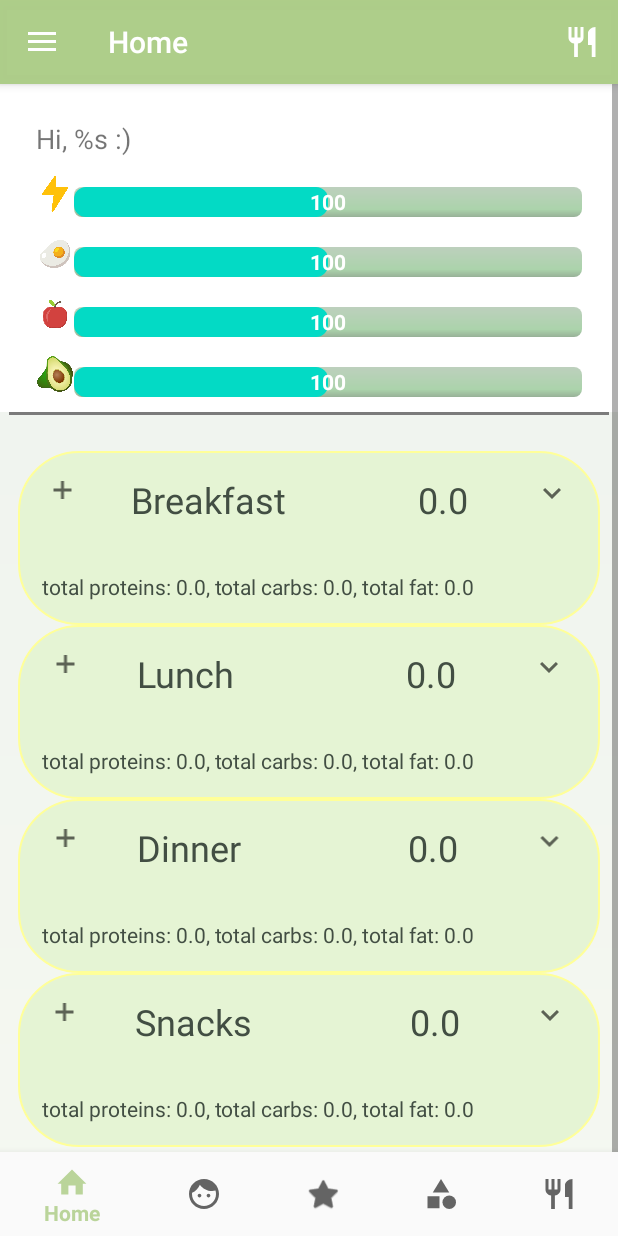
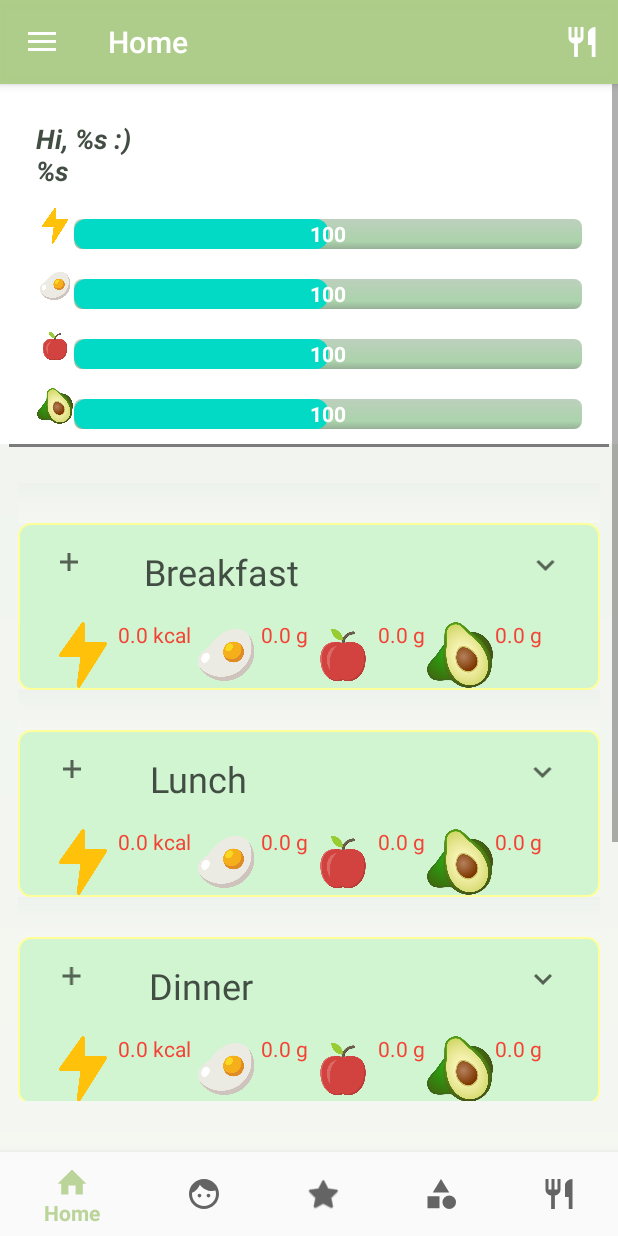
Before and after one commit to KateJud/count_calories2, an Android app: the HomeFragment screen opened directly, with no data from a screen before it, on a phone screen of 412 x 824 dp. Run offline under Robolectric (Android 15) with nearby library versions, the phone set to English and light mode, and no system bars; our stand-ins replace navigation-ui; libraries missing offline, so code that uses them is left out: com.facebook.stetho; 14 statements that could not run were skipped.

Commit message:
idioms done

```diff
--- a/app/src/main/java/com/example/dietstram/ui/home/HomeFragment.java
+++ b/app/src/main/java/com/example/dietstram/ui/home/HomeFragment.java
@@ -1,12 +1,10 @@
 package com.example.dietstram.ui.home;
 
 import android.app.AlertDialog;
-import android.content.ContentUris;
 import android.content.Context;
 import android.content.DialogInterface;
 import android.content.res.ColorStateList;
 import android.database.Cursor;
-import android.os.Build;
 import android.os.Bundle;
 import android.text.Editable;
 import android.text.TextWatcher;
@@ -20,10 +18,9 @@ import android.view.View;
 import android.view.ViewGroup;
 import android.widget.Button;
 import android.widget.EditText;
-import android.widget.HeaderViewListAdapter;
 import android.widget.ImageButton;
 import android.widget.ImageView;
-import android.widget.PopupMenu;
+import android.widget.LinearLayout;
 import android.widget.PopupWindow;
 import android.widget.ProgressBar;
 import android.widget.TableLayout;
@@ -33,7 +30,6 @@ import android.widget.Toast;
 
 import androidx.annotation.NonNull;
 import androidx.annotation.Nullable;
-import androidx.annotation.RequiresApi;
 import androidx.core.content.ContextCompat;
 import androidx.fragment.app.Fragment;
 import androidx.fragment.app.FragmentManager;
@@ -41,10 +37,10 @@ import androidx.lifecycle.ViewModelProviders;
 
 import com.example.dietstram.DBAdapter;
 import com.example.dietstram.DBSetupInsert;
+import com.example.dietstram.Idioms;
 import com.example.dietstram.MainActivity;
 import com.example.dietstram.R;
 import com.example.dietstram.ui.add_food.AddFoodToDiaryFragment;
-import com.example.dietstram.ui.food.FoodFragment;
 
 import java.text.DateFormat;
 import java.text.SimpleDateFormat;
@@ -122,10 +118,10 @@ public class HomeFragment extends Fragment {
     private void setAllWidgets() {
 
         //Progress bar
-         progressBarEnergy= getView().findViewById(R.id.progressBarEnergy);
-       progressBarProtein= getView().findViewById(R.id.progressBarProtein);
-        progressBarCarbs= getView().findViewById(R.id.progressBarCarbs);
-         progressBarFat= getView().findViewById(R.id.progressBarFat);
+        progressBarEnergy = getView().findViewById(R.id.progressBarEnergy);
+        progressBarProtein = getView().findViewById(R.id.progressBarProtein);
+        progressBarCarbs = getView().findViewById(R.id.progressBarCarbs);
+        progressBarFat = getView().findViewById(R.id.progressBarFat);
 
 
         textViewFoodName = getView().findViewById(R.id.textViewFoodName);
@@ -175,7 +171,8 @@ public class HomeFragment extends Fragment {
         Cursor cursor = db.select("users", fields, "_id", 1);
         if (cursor.getCount() != 0) {
             String userName = cursor.getString(0);
-            textViewHi.setText(String.format(getActivity().getString(R.string.hi), userName));
+            Idioms idioms=new Idioms();
+            textViewHi.setText(String.format(getActivity().getString(R.string.hi), userName,idioms.currentIdiom));
         }
         db.close();
 
@@ -365,12 +362,20 @@ public class HomeFragment extends Fragment {
 
             final String mealId = c.getString(0);
 
+            //Zero row (Grey Line View)
+            View view = new View(getActivity());
+            TableRow.LayoutParams viewParams = new TableRow.LayoutParams(ViewGroup.LayoutParams.WRAP_CONTENT, ViewGroup.LayoutParams.WRAP_CONTENT, 1f);
+
+            viewParams.height = 40;
+            view.setBackground(ContextCompat.getDrawable(getActivity(), R.drawable.bg_all));
+            tableLayoutMain.addView(view, viewParams);
+
+            /* Header : Row [Name+ button] + Row [LinearLayout] */
             final TableLayout tableLayoutHeaderStyle = new TableLayout(getActivity());
-            tableLayoutHeaderStyle.setBackground(getActivity().getDrawable(R.drawable.bg_meal_table));
+            tableLayoutHeaderStyle.setBackground(ContextCompat.getDrawable(getActivity(), R.drawable.bg_meal_table));
 
-//new ContextThemeWrapper(getActivity(), R.style.Widget_MyButtonAdd), null, 0
 
-            TableLayout tableLayoutHeader = new TableLayout(getActivity());
+            //First Row
             TableRow tableRowMealName = new TableRow(getActivity());
 
             /* Button */
@@ -401,32 +406,25 @@ public class HomeFragment extends Fragment {
                 }
             });
             tableRowMealName.addView(textViewMealName, textNameParams);
+            // //First Row
 
-            /* Kcal */
-            TableRow.LayoutParams textEnergyParams = new TableRow.LayoutParams(ViewGroup.LayoutParams.WRAP_CONTENT, ViewGroup.LayoutParams.WRAP_CONTENT, 1f);
-            TextView textViewEnergy = new TextView(new ContextThemeWrapper(getActivity(), R.style.Widget_TextViewBig), null, 0);
-            tableRowMealName.addView(textViewEnergy, textEnergyParams);
-
-            /* Total Fat,Protein,Carbs */
-            TableLayout tableLayoutSubHeader = new TableLayout(getActivity());
-            TableRow tableRowSubHeader = new TableRow(getActivity());
-
-            TableRow.LayoutParams textComponentsParams = new TableRow.LayoutParams(ViewGroup.LayoutParams.WRAP_CONTENT, ViewGroup.LayoutParams.WRAP_CONTENT, 1f);
-            TextView textViewComponents = new TextView(new ContextThemeWrapper(getActivity(), R.style.Widget_TextViewBigComponents), null, 0);
-
-            tableRowSubHeader.addView(textViewComponents, textComponentsParams);
-            tableLayoutSubHeader.addView(tableRowSubHeader);
+            //Second Row -- components total
+            TableRow.LayoutParams linearLayoutParams = new TableRow.LayoutParams(ViewGroup.LayoutParams.WRAP_CONTENT, ViewGroup.LayoutParams.WRAP_CONTENT, 1f);
+            linearLayoutParams.setMarginStart(100);
+            LinearLayout linearLayoutSubLine = new LinearLayout(getContext());
+            linearLayoutSubLine.setLayoutParams(linearLayoutParams);
 
             //Add table rows
             tableLayoutHeaderStyle.addView(tableRowMealName);
-            tableLayoutHeaderStyle.addView(tableLayoutSubHeader);
+            tableLayoutHeaderStyle.addView(linearLayoutSubLine, linearLayoutParams);
+            //  tableLayoutHeaderStyle.addView(tableLayoutSubHeader);
 
 //todo убрать при переходе на другой layout
 
             /* Sub table layout */
             final TableLayout tableLayoutSub = new TableLayout(getActivity());
-            tableLayoutSub.setBackground(getActivity().getDrawable(R.drawable.bf_meal_sub_table));
-            updateTableItems(mealId, tableLayoutSub, textViewEnergy, textViewComponents);
+            tableLayoutSub.setBackground(ContextCompat.getDrawable(getActivity(), R.drawable.bf_meal_sub_table));
+            updateTableItems(mealId, tableLayoutSub, linearLayoutSubLine);
 
             /* Button popUp  */
             TableRow.LayoutParams buttonMoreLessParams = new TableRow.LayoutParams(ViewGroup.LayoutParams.WRAP_CONTENT, ViewGroup.LayoutParams.WRAP_CONTENT, 1f);
@@ -614,7 +612,7 @@ public class HomeFragment extends Fragment {
 
 
     /* Update Table */
-    private void updateTableItems(String mealNumber, TableLayout tableLayout, TextView textViewEnergyX, TextView textViewComponents) {
+    private void updateTableItems(String mealNumber, TableLayout tableLayout, LinearLayout linearLayoutSubLineTotal) {
 
         DBAdapter db = getDbAdapter();
 
@@ -706,10 +704,6 @@ public class HomeFragment extends Fragment {
             //Variables from food_diary
             String fdId = cursorFd.getString(1);
 
-            String fdServingSizeGram = cursorFd.getString(2);
-            String fdServingSizeGramMeasurement = cursorFd.getString(3);
-            String fdServingSizePcs = cursorFd.getString(4);
-            String fdServingSizePcsMeasurement = cursorFd.getString(5);
             String fdEnergyCalculated = cursorFd.getString(6);
             String fdProteinCalculated = cursorFd.getString(7);
             String fdCarbsCalculated = cursorFd.getString(8);
@@ -728,31 +722,13 @@ public class HomeFragment extends Fragment {
             TableRow.LayoutParams params = new TableRow.LayoutParams(ViewGroup.LayoutParams.WRAP_CONTENT, ViewGroup.LayoutParams.WRAP_CONTENT, 1f);
             final TextView textViewName = new TextView(new ContextThemeWrapper(getActivity(), R.style.Widget_TextViewSimple), null, 0);
             textViewName.setText(foodName);
-            textViewName.setTextColor(getResources().getColor(R.color.login_form_details));
             tableRow.addView(textViewName, params);
 
-            //TextView Energy
-            TextView textViewEnergy = new TextView(new ContextThemeWrapper(getActivity(), R.style.Widget_TextViewSimple), null, 0);
-            textViewEnergy.setText(fdEnergyCalculated);
-            tableRow.addView(textViewEnergy);
-
-            //TextView Components
-            TableRow tableRowSub = new TableRow(getActivity());
-            tableRowSub.setLayoutParams(new TableLayout.LayoutParams(TableRow.LayoutParams.MATCH_PARENT, TableRow.LayoutParams.MATCH_PARENT));
-
-
-            TextView textViewSubLine = new TextView(new ContextThemeWrapper(getActivity(), R.style.Widget_TextViewSmallComponents), null, 0);
-            String subLine = String.format(getActivity().getString(R.string.components),
-                fdProteinCalculated,
-                fdCarbsCalculated,
-                fdFatCalculated);
-            textViewSubLine.setText(subLine);
-            TableRow subTableRow = new TableRow(getActivity());
-            subTableRow.addView(textViewSubLine);
+            LinearLayout linearLayoutSubLineFood = getSubLine(getContext(), fdEnergyCalculated, fdProteinCalculated, fdCarbsCalculated, fdFatCalculated);
 
 
             tableLayout.addView(tableRow);
-            tableLayout.addView(subTableRow);
+            tableLayout.addView(linearLayoutSubLineFood);
 
             tableRow.setOnClickListener(new View.OnClickListener() {
                 @Override
@@ -772,13 +748,9 @@ public class HomeFragment extends Fragment {
         }
 
         /* Total Fat,Protein,Carbs */
-        textViewComponents.setText(String.format(getActivity().getString(R.string.total_components),
-            String.valueOf(fdceEatenProteins),
-            String.valueOf(fdceEatenCarbs),
-            String.valueOf(fdceEatenFat)));
-
-        //Update view table
-        textViewEnergyX.setText("" + fdceEatenEnergy);
+        TableRow.LayoutParams linearLayoutParams = new TableRow.LayoutParams(ViewGroup.LayoutParams.WRAP_CONTENT, ViewGroup.LayoutParams.WRAP_CONTENT, 1f);
+        linearLayoutParams.setMarginStart(30);
+        linearLayoutSubLineTotal.addView(getSubLine(getContext(), String.valueOf(fdceEatenEnergy), String.valueOf(fdceEatenProteins), String.valueOf(fdceEatenCarbs), String.valueOf(fdceEatenFat)), linearLayoutParams);
 
         if (!fdceId.equals("-1")) {
             //TODO
@@ -892,7 +864,6 @@ public class HomeFragment extends Fragment {
     }
 
 
-    //TODO EDIT OR DELETE
     private void rowOnClickEditDeleteLine(String stringTableRowTextName) {
 
         //show edit button
@@ -1196,6 +1167,134 @@ public class HomeFragment extends Fragment {
         }
     }
 
+    LinearLayout getSubLine(Context context, String stringEnergy, String stringProtein, String stringCarbs, String stringFat) {
+
+        DBAdapter db = new DBAdapter(context);
+        db.open();
+        String[] fieldsGoal = {
+            "goal_energy_with_activity_and_diet",
+            "goal_energy_with_activity_and_diet",
+            "goal_energy_with_activity_and_diet",
+            "goal_energy_with_activity_and_diet",
+        };
+        Cursor cursorGoal = db.select("goal", fieldsGoal, "_id", 1);
+        String stringEnergyGoal = cursorGoal.getString(0);
+        String stringProteinGoal = cursorGoal.getString(1);
+        String stringCarbsGoal = cursorGoal.getString(2);
+        String stringFatGoal = cursorGoal.getString(3);
+        db.close();
+
+
+        LinearLayout linearLayout = new LinearLayout(context);
+
+        LinearLayout.LayoutParams imageParams = new LinearLayout.LayoutParams(LinearLayout.LayoutParams.FILL_PARENT, LinearLayout.LayoutParams.WRAP_CONTENT);
+        imageParams.height = 70;
+        imageParams.width = 70;
+        //imageParams.setMargins(10, 0, 0, 0);
+
+        //Energy
+        ImageView imageViewEnergy = new ImageView(context);
+        imageViewEnergy.setLayoutParams(imageParams);
+        imageViewEnergy.setImageResource(R.drawable.ic_energy);
+        TextView textViewEnergy = new TextView(context, null, R.style.Widget_TextViewSmallComponents);
+        textViewEnergy.setText(String.format(context.getResources().getString(R.string.format_kcal), stringEnergy));
+
+        //~300
+        if (Double.parseDouble(stringEnergy) * 8 < Double.parseDouble(stringEnergyGoal)) {
+            textViewEnergy.setTextColor(ColorStateList.valueOf(ContextCompat.getColor(context, R.color.my_green)));
+        } else if (Double.parseDouble(stringEnergy) * 4 < Double.parseDouble(stringEnergyGoal)) {
+            //~500
+            textViewEnergy.setTextColor(ColorStateList.valueOf(ContextCompat.getColor(context, R.color.my_yellow)));
+
+        } else {
+            //>500
+            textViewEnergy.setTextColor(ColorStateList.valueOf(ContextCompat.getColor(context, R.color.my_red)));
+
+        }
+
+        linearLayout.addView(imageViewEnergy);
+        linearLayout.addView(textViewEnergy);
+
+        // //Energy
+
+        //Protein
+        ImageView imageViewProtein = new ImageView(context);
+        imageViewProtein.setLayoutParams(imageParams);
+        imageViewProtein.setImageResource(R.drawable.ic_protein);
+        TextView textViewProtein = new TextView(context, null, R.style.Widget_TextViewSmallComponents);
+        textViewProtein.setText(String.format(context.getResources().getString(R.string.format_g), stringProtein));
+
+        //~300
+        if (Double.parseDouble(stringProtein) * 8 < Double.parseDouble(stringProteinGoal)) {
+            textViewProtein.setTextColor(ColorStateList.valueOf(ContextCompat.getColor(context, R.color.my_green)));
+        } else if (Double.parseDouble(stringProtein) * 4 < Double.parseDouble(stringProteinGoal)) {
+            //~500
+            textViewProtein.setTextColor(ColorStateList.valueOf(ContextCompat.getColor(context, R.color.my_yellow)));
+
+        } else {
+            //>500
+            textViewProtein.setTextColor(ColorStateList.valueOf(ContextCompat.getColor(context, R.color.my_red)));
+
+        }
+
+        linearLayout.addView(imageViewProtein);
+        linearLayout.addView(textViewProtein);
+
+        // //Protein
+
+        //Carbs
+        ImageView imageViewCarbs = new ImageView(context);
+        imageViewCarbs.setLayoutParams(imageParams);
+        imageViewCarbs.setImageResource(R.drawable.ic_carbs);
+        TextView textViewCarbs = new TextView(context, null, R.style.Widget_TextViewSmallComponents);
+        textViewCarbs.setText(String.format(context.getResources().getString(R.string.format_g), stringCarbs));
+
+        //~300
+        if (Double.parseDouble(stringCarbs) * 8 < Double.parseDouble(stringCarbsGoal)) {
+            textViewCarbs.setTextColor(ColorStateList.valueOf(ContextCompat.getColor(context, R.color.my_green)));
+        } else if (Double.parseDouble(stringCarbs) * 4 < Double.parseDouble(stringCarbsGoal)) {
+            //~500
+            textViewCarbs.setTextColor(ColorStateList.valueOf(ContextCompat.getColor(context, R.color.my_yellow)));
+
+        } else {
+            //>500
+            textViewCarbs.setTextColor(ColorStateList.valueOf(ContextCompat.getColor(context, R.color.my_red)));
+
+        }
+
+        linearLayout.addView(imageViewCarbs);
+        linearLayout.addView(textViewCarbs);
+
+        // //Carbs
+
+        //Fat
+        ImageView imageViewFat = new ImageView(context);
+        imageViewFat.setLayoutParams(imageParams);
+        imageViewFat.setImageResource(R.drawable.ic_fat);
+        TextView textViewFat = new TextView(context, null, R.style.Widget_TextViewSmallComponents);
+        textViewFat.setText(String.format(context.getResources().getString(R.string.format_g), stringFat));
+
+        //~300
+        if (Double.parseDouble(stringFat) * 8 < Double.parseDouble(stringFatGoal)) {
+            textViewFat.setTextColor(ColorStateList.valueOf(ContextCompat.getColor(context, R.color.my_green)));
+        } else if (Double.parseDouble(stringFat) * 4 < Double.parseDouble(stringFatGoal)) {
+            //~500
+            textViewFat.setTextColor(ColorStateList.valueOf(ContextCompat.getColor(context, R.color.my_yellow)));
+
+        } else {
+            //>500
+            textViewFat.setTextColor(ColorStateList.valueOf(ContextCompat.getColor(context, R.color.my_red)));
+
+        }
+
+        linearLayout.addView(imageViewFat);
+        linearLayout.addView(textViewFat);
+
+        // //Fat
+
+        return linearLayout;
+    }
+
     void updateUpperTable() {
 
         DBAdapter db = getDbAdapter();
@@ -1271,15 +1370,15 @@ public class HomeFragment extends Fragment {
             }
 
 
-            TextView textViewProgressEnergy=getView().findViewById(R.id.textViewProgressEnergy);
-            TextView textViewProgressProtein=getView().findViewById(R.id.textViewProgressProtein);
-            TextView textViewProgressCarbs=getView().findViewById(R.id.textViewProgressCarbs);
-            TextView textViewProgressFat=getView().findViewById(R.id.textViewProgressFat);
+            TextView textViewProgressEnergy = getView().findViewById(R.id.textViewProgressEnergy);
+            TextView textViewProgressProtein = getView().findViewById(R.id.textViewProgressProtein);
+            TextView textViewProgressCarbs = getView().findViewById(R.id.textViewProgressCarbs);
+            TextView textViewProgressFat = getView().findViewById(R.id.textViewProgressFat);
 
-            textViewProgressEnergy.setText(String.format(getActivity().getResources().getString(R.string.format_progres_kcal),stringGoalEnergy,stringEatenEnergy));
-            textViewProgressProtein.setText(String.format(getActivity().getResources().getString(R.string.format_progres_g),stringGoalProtein,stringEatenProtein));
-            textViewProgressCarbs.setText(String.format(getActivity().getResources().getString(R.string.format_progres_g),stringGoalCarbs,stringEatenCarbs));
-            textViewProgressFat.setText(String.format(getActivity().getResources().getString(R.string.format_progres_g),stringGoalFat,stringEatenFat));
+            textViewProgressEnergy.setText(String.format(getActivity().getResources().getString(R.string.format_progress_kcal), stringGoalEnergy, stringEatenEnergy));
+            textViewProgressProtein.setText(String.format(getActivity().getResources().getString(R.string.format_progress_g), stringGoalProtein, stringEatenProtein));
+            textViewProgressCarbs.setText(String.format(getActivity().getResources().getString(R.string.format_progress_g), stringGoalCarbs, stringEatenCarbs));
+            textViewProgressFat.setText(String.format(getActivity().getResources().getString(R.string.format_progress_g), stringGoalFat, stringEatenFat));
 
 
         }
--- a/app/src/main/res/drawable/bg_meal_table.xml
+++ b/app/src/main/res/drawable/bg_meal_table.xml
@@ -2,7 +2,9 @@
 <shape
     xmlns:android="http://schemas.android.com/apk/res/android"
     android:shape= "rectangle"  >
-    <corners android:radius="40dp"/>
-    <solid android:color="#E5F4D4"/>
+    <corners android:radius="8dp"/>
+    <solid android:color="@color/light_green"/>
     <stroke android:width="1dp"  android:color="#ff9"/>
 </shape>
+<!--<solid android:color="#E5F4D4"/>-->
+<!--    android:color="#ff9"-->
--- a/app/src/main/res/layout/activity_main.xml
+++ b/app/src/main/res/layout/activity_main.xml
@@ -6,7 +6,8 @@
     android:layout_width="match_parent"
     android:layout_height="match_parent"
     android:fitsSystemWindows="true"
-    tools:openDrawer="start">
+    tools:openDrawer="start"
+    android:background="@drawable/bg_all">
 
     <!-- Includes top bar-->
     <include
--- a/app/src/main/res/layout/content_main.xml
+++ b/app/src/main/res/layout/content_main.xml
@@ -5,7 +5,8 @@
     android:layout_width="match_parent"
     android:layout_height="match_parent"
     app:layout_behavior="@string/appbar_scrolling_view_behavior"
-    tools:showIn="@layout/app_bar_main">
+    tools:showIn="@layout/app_bar_main"
+   >
 
 
     <fragment
--- a/app/src/main/res/layout/fragment_home.xml
+++ b/app/src/main/res/layout/fragment_home.xml
@@ -4,14 +4,16 @@
     android:layout_height="match_parent"
     android:fitsSystemWindows="true"
     android:orientation="vertical"
-    android:background="@drawable/bg_all">
+    android:layout_marginBottom="90dp"
+   >
 
 
     <LinearLayout
         android:layout_width="match_parent"
         android:layout_height="wrap_content"
         android:orientation="vertical"
-        >
+
+      >
         <!-- White header -->
         <TableLayout
             android:layout_width="match_parent"
@@ -25,7 +27,7 @@
             android:layout_marginTop="24dp"
             android:layout_marginLeft="24dp"
             android:layout_marginRight="24dp"
-            android:layout_weight="80"
+            style="@style/Widget.TextViewHi"
             android:text="@string/hi"
             android:textSize="18sp" />
         <!-- // Hi -->
@@ -219,15 +221,15 @@
         <!-- Add new Meal button -->
         <Button
             android:id="@+id/buttonAddMeal"
+           android:background="@drawable/btn_bg"
             android:layout_width="match_parent"
             android:layout_height="wrap_content"
             android:layout_gravity="center_horizontal"
-            android:background="@drawable/btn_bg"
             android:layout_marginRight="24dp"
             android:layout_marginLeft="24dp"
-            android:layout_marginTop="16dp"
+            android:layout_marginTop="20dp"
             android:layout_marginBottom="24dp"
-            android:textColor="@color/login_form_details_medium"
+
             android:text="@string/add_meal" />
         <!-- //Submit button -->
     </LinearLayout>
--- a/app/src/main/res/values/colors.xml
+++ b/app/src/main/res/values/colors.xml
@@ -14,7 +14,7 @@
     <color name="my_yellow">#FF9800</color>
     <color name="my_red">#F44336</color>
 
-    <color name="light_green">#B9ECB9</color>
+    <color name="light_green">#D1F5D1</color>
     <color name="light_blue">#B9ECF2</color>
 
 
--- a/app/src/main/res/values/strings.xml
+++ b/app/src/main/res/values/strings.xml
@@ -181,7 +181,7 @@
     <string name="additional">Additional</string>
     <string name="_1">1</string>
     <string name="portion">portion</string>
-    <string name="hi">Hi, %s :)</string>
+    <string name="hi">Hi, %s :)\n%s</string>
     <string name="total_components"> total proteins: %s, total carbs:  %s, total fat:  %s </string>
     <string name="components"> proteins: %s, carbs:  %s, fat:  %s </string>
     <string name="write_name_of_food">write name of food here</string>
@@ -189,7 +189,7 @@
     <string name="format_kcal">%s kcal</string>
     <string name="format_g">%s g</string>
 
-    <string name="format_progres_kcal">%s/%s kcal</string>
-    <string name="format_progres_g">%s/%s g</string>
+    <string name="format_progress_kcal">%s/%s kcal</string>
+    <string name="format_progress_g">%s/%s g</string>
 
 </resources>
--- a/app/src/main/res/values/styles.xml
+++ b/app/src/main/res/values/styles.xml
@@ -56,6 +56,14 @@
         <item name="android:textSize">15sp</item>
     </style>
     <!-- // Text Small Components-->
+
+    <!-- Text Hi-->
+    <style name="Widget.TextViewHi" parent="android:Widget">
+        <item name="android:textColor">@color/login_form_details</item>
+        <item name="android:textStyle"> italic|bold</item>
+        <item name="android:textSize">20sp</item>
+    </style>
+    <!-- // Text Small Components-->
     <!-- // Text View -->
 
     <!-- Image-->
@@ -75,7 +83,7 @@
     <!-- // EditText -->
 
     <!-- Button -->
-    <style name="Widget.MyButton" parent="android:Widget">
+    <style name="Widget.MyButton" parent="Widget.AppCompat.Button">
         <item name="android:textSize">18sp</item>
         <item name="android:textColor">@color/login_form_details</item>
         <item name="background">@drawable/btn_bg</item>
```
Also changed, not shown: app/src/main/java/com/example/dietstram/Idioms.java (added, +37 -0 lines), app/src/main/res/layout/fragment_activity.xml (deleted, +0 -40 lines).
